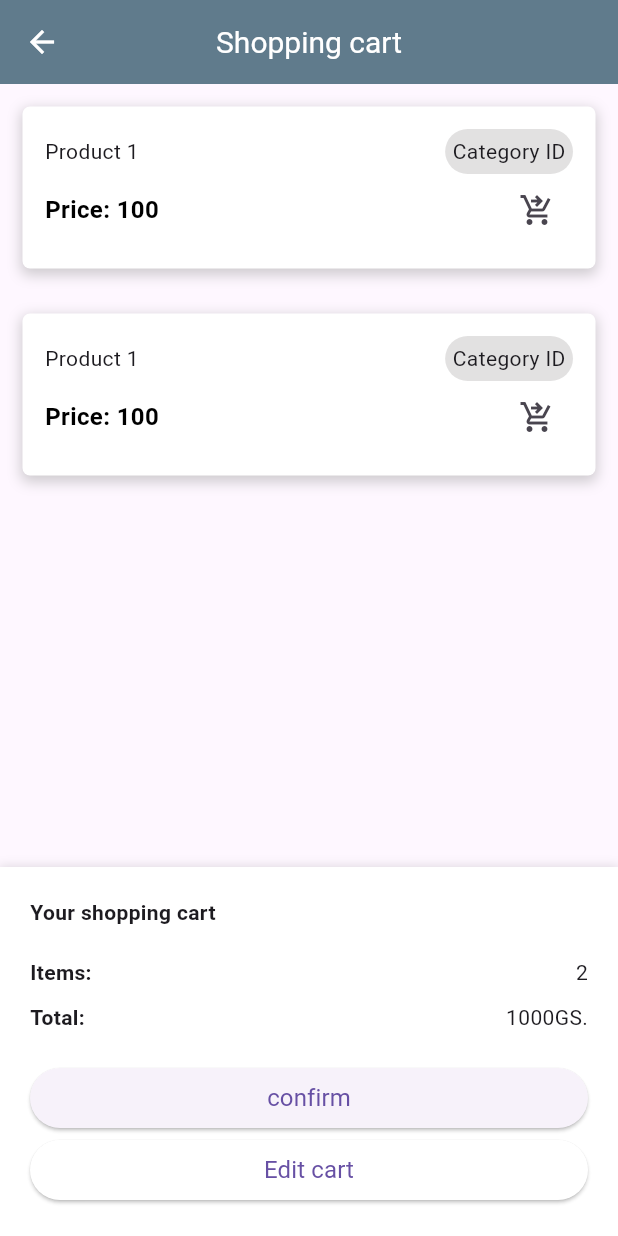
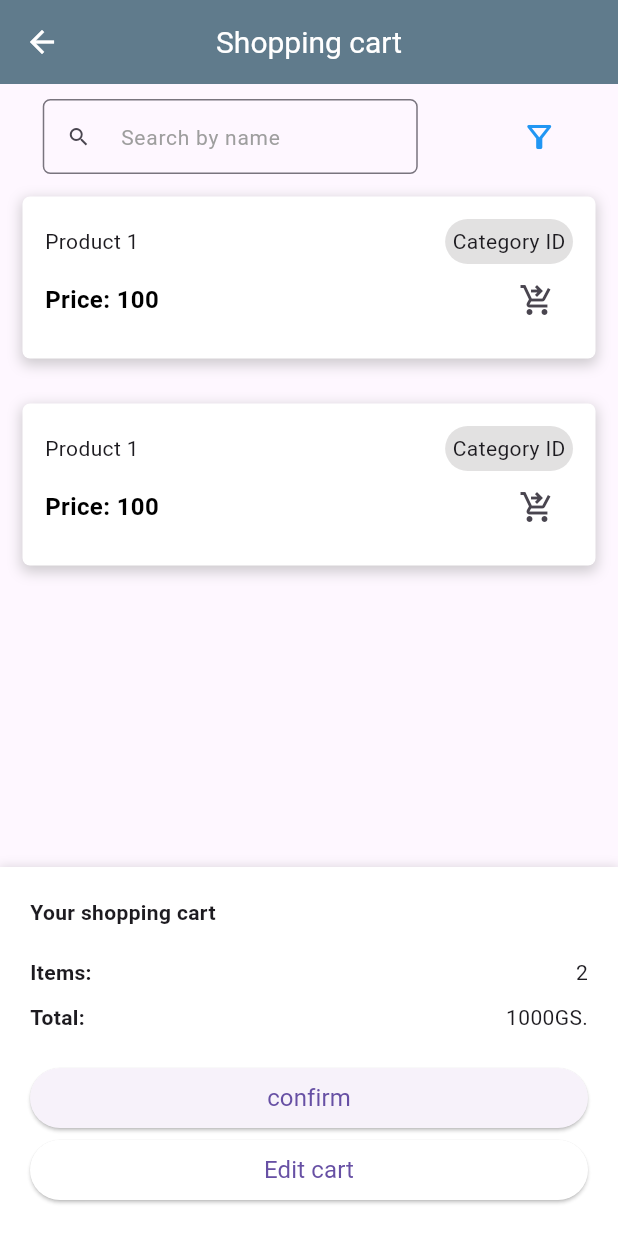
Before and after one commit to hamRS/amazfront, a Flutter app: the SalesScreen screen opened by its route, on a phone screen of 412 x 824 dp. Run offline on Flutter 3.47's test engine with Material 3 defaults, Android fonts, the light colour scheme and no system bars; our stand-ins replace bloc, equatable, flutter_bloc, sqflite; accounts and stored records are empty.

Commit message:
feat: add filter option UI widget

```diff
--- a/lib/features/sales/presentation/screens/sales_screen.dart
+++ b/lib/features/sales/presentation/screens/sales_screen.dart
@@ -1,3 +1,4 @@
+import 'package:amazfront/features/sales/presentation/widget/product_search_field_widget.dart';
 import 'package:amazfront/features/sales/presentation/widget/sales_product_card_widget.dart';
 import 'package:flutter/material.dart';
 
@@ -27,6 +28,11 @@ class SalesScreen extends StatelessWidget {
       ),
       body: const Column(
         children: [
+          //Search Field Widget
+          SizedBox(
+            height: 10,
+          ),
+          ProductSearchFieldWidget(),
           SalesProductCardWidget(),
           SalesProductCardWidget(),
         ],
--- /dev/null
+++ b/lib/features/sales/presentation/widget/product_search_field_widget.dart
@@ -0,0 +1,48 @@
+import 'package:amazfront/features/sales/helpers/filter_type_helper.dart';
+import 'package:flutter/material.dart';
+
+class ProductSearchFieldWidget extends StatelessWidget {
+  const ProductSearchFieldWidget({super.key});
+
+  @override
+  Widget build(BuildContext context) {
+    return Row(
+      mainAxisAlignment: MainAxisAlignment.spaceAround,
+      children: [
+        SizedBox(
+          height: 50,
+          width: 250,
+          child: TextField(
+            onChanged: (value) {},
+            decoration: InputDecoration(
+              hintText: 'Search by name',
+              hintStyle: const TextStyle(
+                color: Colors.grey,
+                fontSize: 14,
+              ),
+              prefixIcon: const Icon(
+                Icons.search,
+                size: 16,
+              ),
+              border: OutlineInputBorder(
+                borderRadius: BorderRadius.circular(5),
+              ),
+            ),
+          ),
+        ),
+        IconButton(
+          onPressed: () {
+            showFilterOptionsSelectionDialog(
+              context: context,
+              title: 'Choose filter type',
+            );
+          },
+          icon: const Icon(
+            Icons.filter_alt_outlined,
+            color: Colors.blue,
+          ),
+        ),
+      ],
+    );
+  }
+}
```
Also changed, not shown: lib/features/clients/domain/client_entity.dart (added, +12 -0 lines), lib/features/products/domain/product_entity.dart (added, +14 -0 lines), lib/features/sales/domain/entity/sale_detail_entity.dart (added, +14 -0 lines), lib/features/sales/domain/entity/sale_entity.dart (added, +15 -0 lines), lib/features/sales/helpers/filter_type_helper.dart (added, +44 -0 lines).
